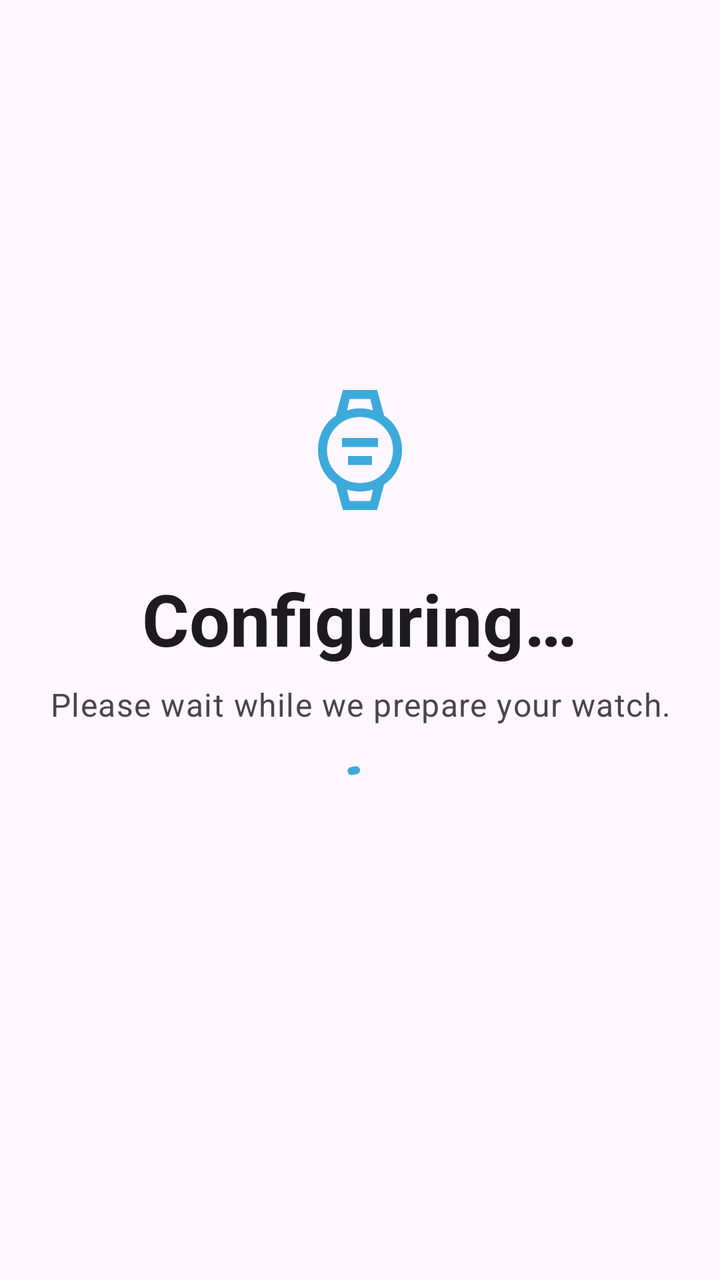
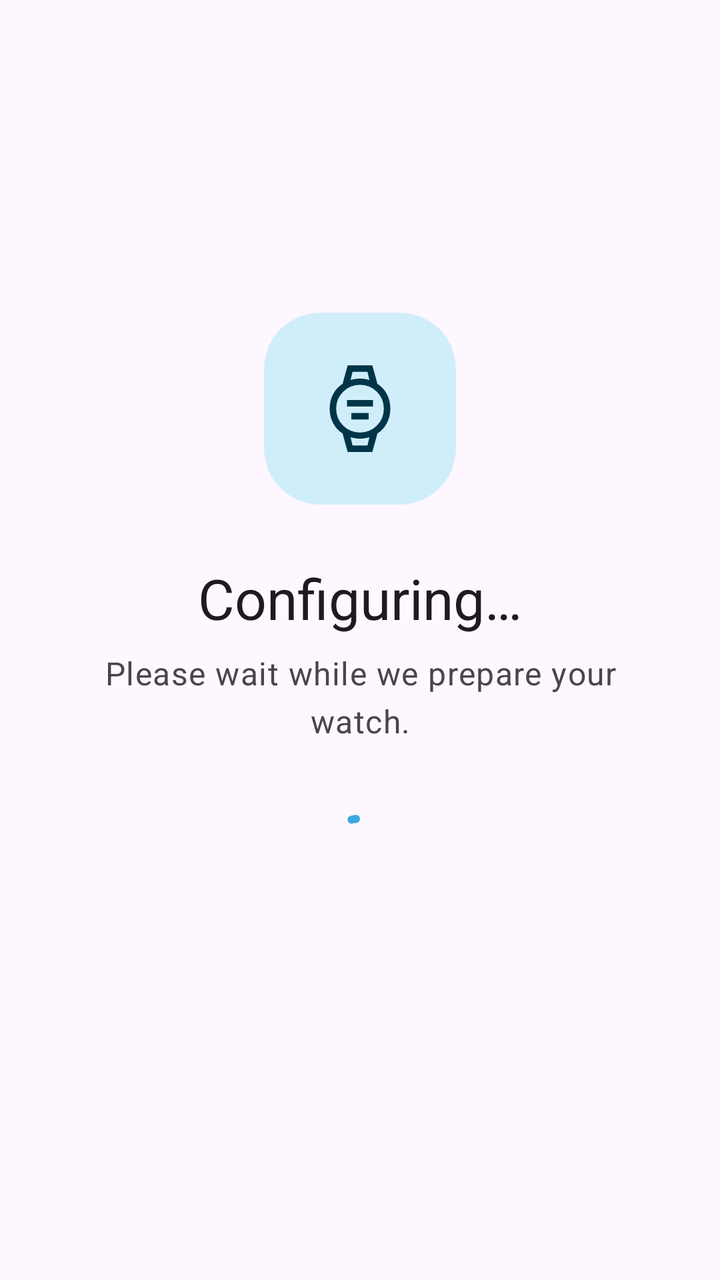

Compare the two renders of this Android layout. The source of the first and the diff that turns it into the second are given below.
<!-- AndroidManifest.xml: activity theme Theme.Smartwatch -->
<!-- res/layout/activity_welcome.xml -->
<?xml version="1.0" encoding="utf-8"?>
<ScrollView xmlns:android="http://schemas.android.com/apk/res/android"
    xmlns:app="http://schemas.android.com/apk/res-auto"
    android:id="@+id/rootLayout"
    android:layout_width="match_parent"
    android:layout_height="match_parent"
    android:fillViewport="true">

    <LinearLayout
        android:layout_width="match_parent"
        android:layout_height="wrap_content"
        android:orientation="vertical"
        android:gravity="center"
        android:padding="24dp"
        android:background="?android:attr/colorBackground">

        <ImageView
            android:id="@+id/imgStatus"
            android:layout_width="72dp"
            android:layout_height="72dp"
            android:src="@drawable/ic_smartwatch"
            app:tint="?attr/colorPrimary"
            android:layout_marginBottom="24dp"/>

        <TextView
            android:id="@+id/tvWelcomeTitle"
            android:layout_width="wrap_content"
            android:layout_height="wrap_content"
            android:text="@string/welcome_configuring"
            android:textAppearance="@style/TextAppearance.Material3.DisplaySmall"
            android:textStyle="bold"
            android:textColor="?android:attr/textColorPrimary"
            android:textAlignment="center"/>

        <TextView
            android:id="@+id/tvWelcomeStatus"
            android:layout_width="wrap_content"
            android:layout_height="wrap_content"
            android:text="@string/welcome_preparing"
            android:textAppearance="@style/TextAppearance.Material3.BodyLarge"
            android:textColor="?android:attr/textColorSecondary"
            android:layout_marginTop="8dp"
            android:layout_marginBottom="16dp"
            android:textAlignment="center"/>

        <ImageView
            android:id="@+id/imgQrCode"
            android:layout_width="250dp"
            android:layout_height="250dp"
            android:layout_marginBottom="16dp"
            android:background="@android:color/white"
            android:padding="8dp"
            android:visibility="gone" />

        <com.google.android.material.button.MaterialButton
            android:id="@+id/btnFinishedSetup"
            android:layout_width="wrap_content"
            android:layout_height="wrap_content"
            android:text="@string/welcome_btn_finished"
            android:visibility="gone"
            android:layout_marginBottom="16dp"/>

        <com.google.android.material.button.MaterialButton
            android:id="@+id/btnAlreadyPaired"
            style="@style/Widget.Material3.Button.OutlinedButton"
            android:layout_width="wrap_content"
            android:layout_height="wrap_content"
            android:text="@string/welcome_btn_already_paired"
            android:visibility="gone"
            android:layout_marginBottom="16dp"/>

        <com.google.android.material.progressindicator.CircularProgressIndicator
            android:id="@+id/progressBarSetup"
            android:layout_width="wrap_content"
            android:layout_height="wrap_content"
            android:indeterminate="true"
            android:layout_marginBottom="24dp"
            android:visibility="visible"/>

        
        <View
            android:id="@+id/cardSmartphone"
            android:layout_width="0dp"
            android:layout_height="0dp"
            android:visibility="gone" />
        <View
            android:id="@+id/cardWatch"
            android:layout_width="0dp"
            android:layout_height="0dp"
            android:visibility="gone" />

    </LinearLayout>
</ScrollView>
<!-- resources referenced by this layout -->
<resources>
  <!-- drawable ic_smartwatch (drawable) -->
  <vector xmlns:android="http://schemas.android.com/apk/res/android"
      android:width="20dp"
      android:height="20dp"
      android:viewportWidth="960"
      android:viewportHeight="960">
    <path
        android:pathData="M360,460v-60h240v60L360,460ZM400,580v-60h160v60L400,580ZM411,140h138,-138ZM411,820h138,-138ZM366,880 L319,709q-55,-35 -87,-95t-32,-134q0,-74 32,-134.5t87,-94.5l47,-171h228l47,171q55,34 87,94.5T760,480q0,74 -32,134t-87,95L594,880L366,880ZM480,700q92,0 156,-64t64,-156q0,-92 -64,-156t-156,-64q-92,0 -156,64t-64,156q0,92 64,156t156,64ZM393,216q23,-7 44.5,-10.5T480,202q21,0 42.5,3.5T567,216l-18,-76L411,140l-18,76ZM411,820h138l18,-76q-23,6 -44.5,9.5T480,757q-21,0 -42.5,-3.5T393,744l18,76Z"
        android:fillColor="#e3e3e3"/>
  </vector>
  <string name="welcome_btn_already_paired">Already Paired</string>
  <string name="welcome_btn_finished">Finished Setup</string>
  <string name="welcome_configuring">Configuring…</string>
  <string name="welcome_preparing">Please wait while we prepare your watch.</string>
  <style name="Theme.Smartwatch" parent="Theme.Material3.DayNight.NoActionBar">
          
          <item name="colorPrimary">#3DAADC</item>
          <item name="colorOnPrimary">#FFFFFF</item>
          <item name="colorPrimaryContainer">#D0EEFA</item>
          <item name="colorOnPrimaryContainer">#003549</item>
  
          
          <item name="colorSecondary">#DC3D3D</item>
          <item name="colorOnSecondary">#FFFFFF</item>
          <item name="colorSecondaryContainer">#FFDAD6</item>
          <item name="colorOnSecondaryContainer">#410002</item>
  
          
          <item name="colorTertiary">#22CC88</item>
          <item name="colorOnTertiary">#FFFFFF</item>
          <item name="colorTertiaryContainer">#B8F5DA</item>
          <item name="colorOnTertiaryContainer">#002116</item>
  
          
          <item name="colorSurface">#F5F8FC</item>
          <item name="colorOnSurface">#181C20</item>
          <item name="colorSurfaceVariant">#DCE4EC</item>
          <item name="colorOnSurfaceVariant">#40484F</item>
          <item name="colorSurfaceContainer">#E8EEF5</item>
          <item name="colorSurfaceContainerHigh">#E2E8EF</item>
          <item name="colorSurfaceContainerHighest">#DCE3EA</item>
  
          
          <item name="colorOutline">#70787F</item>
          <item name="colorOutlineVariant">#C0C8CF</item>
  
          
          <item name="colorError">#BA1A1A</item>
          <item name="colorOnError">#FFFFFF</item>
          <item name="colorErrorContainer">#FFDAD6</item>
          <item name="colorOnErrorContainer">#410002</item>
  
          
          <item name="android:navigationBarColor">@android:color/transparent</item>
          <item name="android:statusBarColor">@android:color/transparent</item>
          <item name="android:windowLightStatusBar">true</item>
  
          
          <item name="shapeAppearanceSmallComponent">@style/Shape.Small</item>
          <item name="shapeAppearanceMediumComponent">@style/Shape.Medium</item>
          <item name="shapeAppearanceLargeComponent">@style/Shape.Large</item>
      </style>
  <style name="Shape.Small" parent="ShapeAppearance.Material3.SmallComponent">
          <item name="cornerSize">10dp</item>
      </style>
  <style name="Shape.Medium" parent="ShapeAppearance.Material3.MediumComponent">
          <item name="cornerSize">16dp</item>
      </style>
  <style name="Shape.Large" parent="ShapeAppearance.Material3.LargeComponent">
          <item name="cornerSize">24dp</item>
      </style>
</resources>

<!-- the commit's change to res/layout/activity_welcome.xml (unified diff, before → after) -->
@@ -4,33 +4,42 @@
     android:id="@+id/rootLayout"
     android:layout_width="match_parent"
     android:layout_height="match_parent"
-    android:fillViewport="true">
+    android:fillViewport="true"
+    android:background="?android:attr/colorBackground">
 
     <LinearLayout
         android:layout_width="match_parent"
         android:layout_height="wrap_content"
         android:orientation="vertical"
         android:gravity="center"
-        android:padding="24dp"
-        android:background="?android:attr/colorBackground">
+        android:padding="32dp">
 
-        <ImageView
-            android:id="@+id/imgStatus"
-            android:layout_width="72dp"
-            android:layout_height="72dp"
-            android:src="@drawable/ic_smartwatch"
-            app:tint="?attr/colorPrimary"
-            android:layout_marginBottom="24dp"/>
+        
+        <com.google.android.material.card.MaterialCardView
+            android:layout_width="96dp"
+            android:layout_height="96dp"
+            app:cardCornerRadius="28dp"
+            app:cardBackgroundColor="?attr/colorPrimaryContainer"
+            app:strokeWidth="0dp"
+            android:layout_marginBottom="28dp">
+            <ImageView
+                android:id="@+id/imgStatus"
+                android:layout_width="52dp"
+                android:layout_height="52dp"
+                android:layout_gravity="center"
+                android:src="@drawable/ic_smartwatch"
+                app:tint="?attr/colorOnPrimaryContainer"/>
+        </com.google.android.material.card.MaterialCardView>
 
         <TextView
             android:id="@+id/tvWelcomeTitle"
             android:layout_width="wrap_content"
             android:layout_height="wrap_content"
             android:text="@string/welcome_configuring"
-            android:textAppearance="@style/TextAppearance.Material3.DisplaySmall"
-            android:textStyle="bold"
+            android:textAppearance="@style/TextAppearance.Material3.HeadlineMedium"
             android:textColor="?android:attr/textColorPrimary"
-            android:textAlignment="center"/>
+            android:textAlignment="center"
+            android:layout_marginBottom="8dp"/>
 
         <TextView
             android:id="@+id/tvWelcomeStatus"
@@ -39,55 +48,53 @@
             android:text="@string/welcome_preparing"
             android:textAppearance="@style/TextAppearance.Material3.BodyLarge"
             android:textColor="?android:attr/textColorSecondary"
-            android:layout_marginTop="8dp"
-            android:layout_marginBottom="16dp"
+            android:layout_marginBottom="32dp"
             android:textAlignment="center"/>
 
-        <ImageView
-            android:id="@+id/imgQrCode"
-            android:layout_width="250dp"
-            android:layout_height="250dp"
-            android:layout_marginBottom="16dp"
-            android:background="@android:color/white"
-            android:padding="8dp"
-            android:visibility="gone" />
-
-        <com.google.android.material.button.MaterialButton
-            android:id="@+id/btnFinishedSetup"
+        
+        <com.google.android.material.card.MaterialCardView
             android:layout_width="wrap_content"
             android:layout_height="wrap_content"
-            android:text="@string/welcome_btn_finished"
+            app:cardCornerRadius="20dp"
+            app:cardBackgroundColor="@color/white"
+            app:strokeColor="?attr/colorOutlineVariant"
+            app:strokeWidth="1dp"
+            android:layout_marginBottom="28dp"
             android:visibility="gone"
-            android:layout_marginBottom="16dp"/>
-
-        <com.google.android.material.button.MaterialButton
-            android:id="@+id/btnAlreadyPaired"
-            style="@style/Widget.Material3.Button.OutlinedButton"
-            android:layout_width="wrap_content"
-            android:layout_height="wrap_content"
-            android:text="@string/welcome_btn_already_paired"
-            android:visibility="gone"
-            android:layout_marginBottom="16dp"/>
+            android:id="@+id/cardQr">
+            <ImageView
+                android:id="@+id/imgQrCode"
+                android:layout_width="240dp"
+                android:layout_height="240dp"
+                android:padding="16dp"/>
+        </com.google.android.material.card.MaterialCardView>
 
         <com.google.android.material.progressindicator.CircularProgressIndicator
             android:id="@+id/progressBarSetup"
             android:layout_width="wrap_content"
             android:layout_height="wrap_content"
             android:indeterminate="true"
-            android:layout_marginBottom="24dp"
-            android:visibility="visible"/>
+            android:layout_marginBottom="32dp"/>
+
+        <com.google.android.material.button.MaterialButton
+            android:id="@+id/btnFinishedSetup"
+            android:layout_width="match_parent"
+            android:layout_height="52dp"
+            android:text="@string/welcome_btn_finished"
+            android:visibility="gone"
+            android:layout_marginBottom="12dp"/>
+
+        <com.google.android.material.button.MaterialButton
+            android:id="@+id/btnAlreadyPaired"
+            style="@style/Widget.Material3.Button.OutlinedButton"
+            android:layout_width="match_parent"
+            android:layout_height="52dp"
+            android:text="@string/welcome_btn_already_paired"
+            android:visibility="gone"/>
 
         
-        <View
-            android:id="@+id/cardSmartphone"
-            android:layout_width="0dp"
-            android:layout_height="0dp"
-            android:visibility="gone" />
-        <View
-            android:id="@+id/cardWatch"
-            android:layout_width="0dp"
-            android:layout_height="0dp"
-            android:visibility="gone" />
+        <View android:id="@+id/cardSmartphone" android:layout_width="0dp" android:layout_height="0dp" android:visibility="gone"/>
+        <View android:id="@+id/cardWatch" android:layout_width="0dp" android:layout_height="0dp" android:visibility="gone"/>
 
     </LinearLayout>
 </ScrollView>
<!-- resource entries referenced after the edit -->
@@ -1,5 +1,6 @@
 <!-- resources referenced by this layout -->
 <resources>
+  <color name="white">#FFFFFFFF</color>
   <!-- drawable ic_smartwatch (drawable) -->
   <vector xmlns:android="http://schemas.android.com/apk/res/android"
       android:width="20dp"
